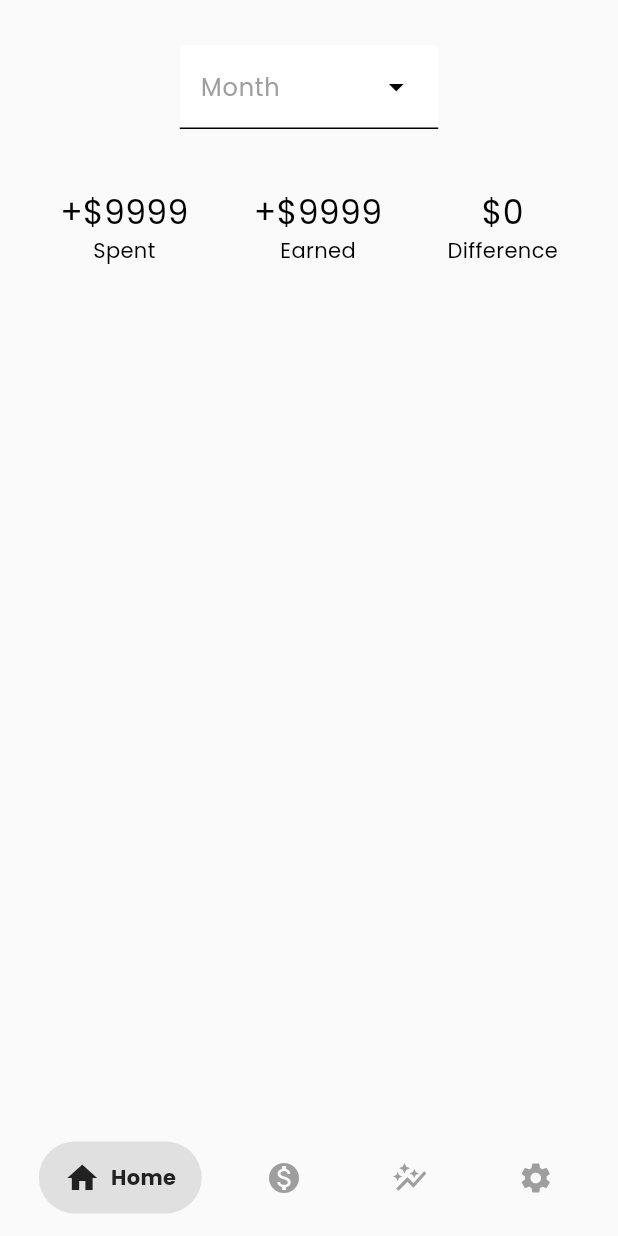
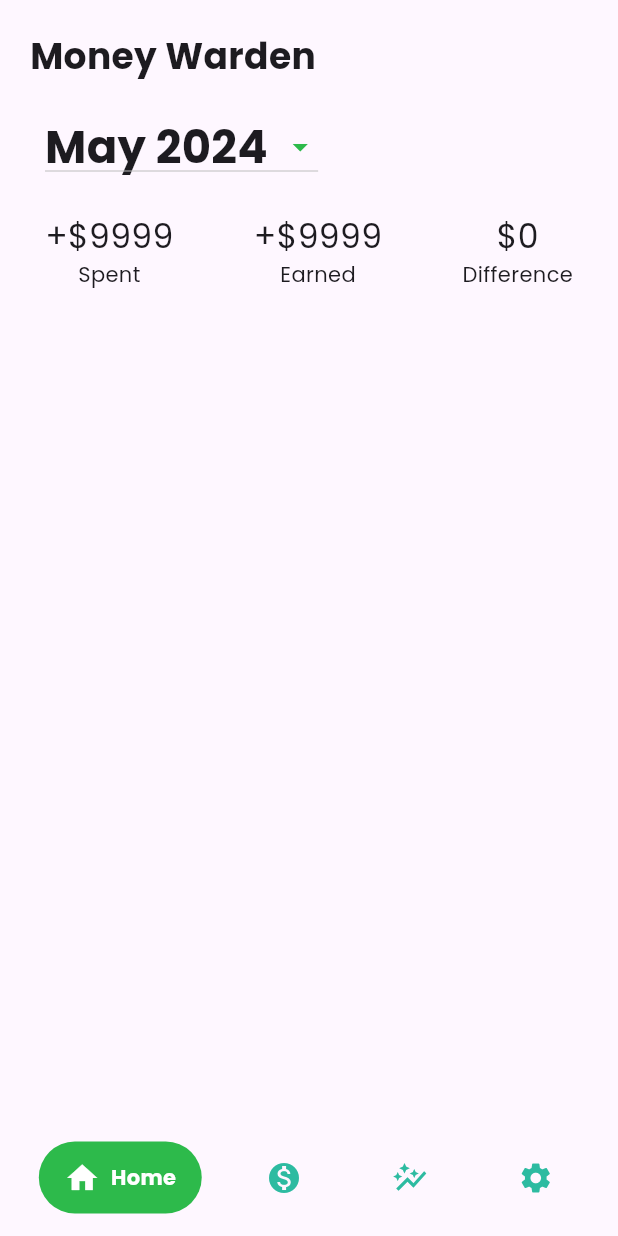
Before and after one commit to hrushikeshrv/money-warden, a Flutter app: the screen it shows after launch, on a phone screen of 412 x 824 dp. Run offline on Flutter 3.47's test engine with Material 3 defaults, Android fonts, the phone set to English and light mode, and no system bars; drawn by our look-alikes of google_nav_bar.

Commit message:
Added budget month dropdown on homepage

```diff
--- a/lib/components/budget_month_dropdown.dart
+++ b/lib/components/budget_month_dropdown.dart
@@ -1,4 +1,9 @@
 import 'package:flutter/material.dart';
+
+List<String> budgetMonths = [
+  "May 2024",
+  "June 2024",
+];
 
 class BudgetMonthDropdown extends StatefulWidget {
   const BudgetMonthDropdown({super.key});
@@ -9,10 +14,14 @@ class BudgetMonthDropdown extends StatefulWidget {
 
 class _BudgetMonthDropdownState extends State<BudgetMonthDropdown> {
   final TextEditingController budgetMonthController = TextEditingController();
-  List<DropdownMenuEntry> budgetMonths = [
-    DropdownMenuEntry(value: 'May 2024', label: "May 2024"),
-    DropdownMenuEntry(value: 'June 2024', label: 'June 2024')
-  ];
+
+  String? _currentBudgetMonth = budgetMonths.first;
+
+  void setCurrentBudgetMonth(String? value) {
+    setState(() {
+      _currentBudgetMonth = value;
+    });
+  }
 
   @override
   initState() {
@@ -22,16 +31,17 @@ class _BudgetMonthDropdownState extends State<BudgetMonthDropdown> {
 
   @override
   Widget build(BuildContext context) {
-    return DropdownMenu(
-        inputDecorationTheme: const InputDecorationTheme(
-          filled: true,
-          contentPadding: EdgeInsets.symmetric(vertical: 5, horizontal: 10),
-          labelStyle: TextStyle(color: Colors.grey),
-        ),
-        controller: budgetMonthController,
-        requestFocusOnTap: true,
-        label: const Text('Month'),
-        dropdownMenuEntries: budgetMonths
+    return Padding(
+      padding: const EdgeInsets.symmetric(horizontal: 10),
+      child: DropdownButton<String>(
+        items: budgetMonths.map<DropdownMenuItem<String>>((String value) {
+          return DropdownMenuItem(value: value, child: Text(value, style: const TextStyle(fontSize: 30, fontWeight: FontWeight.bold)));
+        }).toList(),
+        value: _currentBudgetMonth,
+        onChanged: setCurrentBudgetMonth,
+        iconEnabledColor: Theme.of(context).colorScheme.primary,
+        // isExpanded: true,
+      ),
     );
   }
 }
--- a/lib/main.dart
+++ b/lib/main.dart
@@ -1,9 +1,10 @@
+import 'package:flutter/material.dart';
+import 'package:google_nav_bar/google_nav_bar.dart';
+
 import 'package:money_warden/pages/analytics.dart';
+import 'package:money_warden/pages/homepage.dart';
 import 'package:money_warden/pages/settings.dart';
 import 'package:money_warden/pages/transaction_crud.dart';
-import 'package:flutter/material.dart';
-import 'package:google_nav_bar/google_nav_bar.dart';
-import 'pages/homepage.dart';
 
 void main() {
   runApp(MoneyWarden());
@@ -18,10 +19,10 @@ class MoneyWarden extends StatefulWidget {
 
 class _MoneyWardenState extends State<MoneyWarden> {
   final List pages = [
-    HomePage(),
-    TransactionsPage(),
-    AnalyticsPage(),
-    SettingsPage(),
+    const HomePage(),
+    const TransactionsPage(),
+    const AnalyticsPage(),
+    const SettingsPage(),
   ];
 
   int currentPage = 0;
@@ -37,18 +38,26 @@ class _MoneyWardenState extends State<MoneyWarden> {
     return MaterialApp(
       theme: ThemeData(
         fontFamily: 'Poppins',
-          useMaterial3: true,
-          colorScheme: const ColorScheme.light()
+        colorScheme: const ColorScheme.light().copyWith(
+          primary: const Color(0xFF2DBA4B),
+          onPrimary: const Color(0xFFFFFFFF),
+          secondary: const Color(0xFF2DBBA1),
+          onSecondary: const Color(0xFFFFFFFF),
+          surface: const Color(0xFFFEF7FF),
+          surfaceDim: const Color(0xFFE1E1E1),
+          onSurface: const Color(0xFF1D1B20),
         ),
-      home: Scaffold(
+      ),
+      home: Builder(
+        builder: (context) {
+          return Scaffold(
             bottomNavigationBar: Padding(
               padding: const EdgeInsets.only(bottom: 15),
               child: GNav(
                   mainAxisAlignment: MainAxisAlignment.spaceEvenly,
-              color: Colors.grey.shade500,
-              activeColor: Colors.grey.shade900,
-              // tabActiveBorder: Border.all(color: Colors.grey.shade600),
-              tabBackgroundColor: Colors.grey.shade300,
+                  color: Theme.of(context).colorScheme.secondary,
+                  activeColor: Theme.of(context).colorScheme.onPrimary,
+                  tabBackgroundColor: Theme.of(context).colorScheme.primary,
                   padding: const EdgeInsets.symmetric(vertical: 12, horizontal: 17),
                   gap: 7,
                   onTabChange: (index) => navigateBottomBar(index),
@@ -66,7 +75,8 @@ class _MoneyWardenState extends State<MoneyWarden> {
                 child: pages[currentPage],
               ),
             ),
-        backgroundColor: Colors.grey.shade50,
+          );
+        }
       ),
       debugShowCheckedModeBanner: false,
     );
--- a/lib/pages/homepage.dart
+++ b/lib/pages/homepage.dart
@@ -16,18 +16,21 @@ class _HomePageState extends State<HomePage> {
   @override
   Widget build(BuildContext context) {
     return Padding(
-      padding: const EdgeInsets.all(20),
+      padding: const EdgeInsets.all(10),
       child: Column(
         mainAxisAlignment: MainAxisAlignment.start,
         crossAxisAlignment: CrossAxisAlignment.stretch,
         children: <Widget>[
+          const Padding(
+            padding: EdgeInsets.only(bottom: 20),
+            child: Text('Money Warden', style: TextStyle(fontSize: 24, fontWeight: FontWeight.bold)),
+          ),
           const Row(
-              mainAxisAlignment: MainAxisAlignment.center,
+              mainAxisAlignment: MainAxisAlignment.start,
               children: [
                 BudgetMonthDropdown()
               ]
           ),
-          const SizedBox(height: 20),
           Padding(
             padding: const EdgeInsets.symmetric(vertical: 20, horizontal: 10),
             child: Row(
--- a/lib/pages/transaction_crud.dart
+++ b/lib/pages/transaction_crud.dart
@@ -10,12 +10,12 @@ class TransactionsPage extends StatefulWidget {
 class _TransactionsPageState extends State<TransactionsPage> {
   @override
   Widget build(BuildContext context) {
-    return Column(
+    return const Column(
       mainAxisAlignment: MainAxisAlignment.start,
       crossAxisAlignment: CrossAxisAlignment.start,
       children: [
         Padding(
-          padding: const EdgeInsets.only(left: 10, top: 10, bottom: 20),
+          padding: EdgeInsets.only(left: 10, top: 10, bottom: 20),
           child: Text('Transactions', style: TextStyle(fontSize: 24, fontWeight: FontWeight.bold)),
         ),
         Column(
```
Also changed, not shown: lib/theme/theme.dart (+11 -16 lines). Lines whose indentation alone changed are shown as unchanged.
